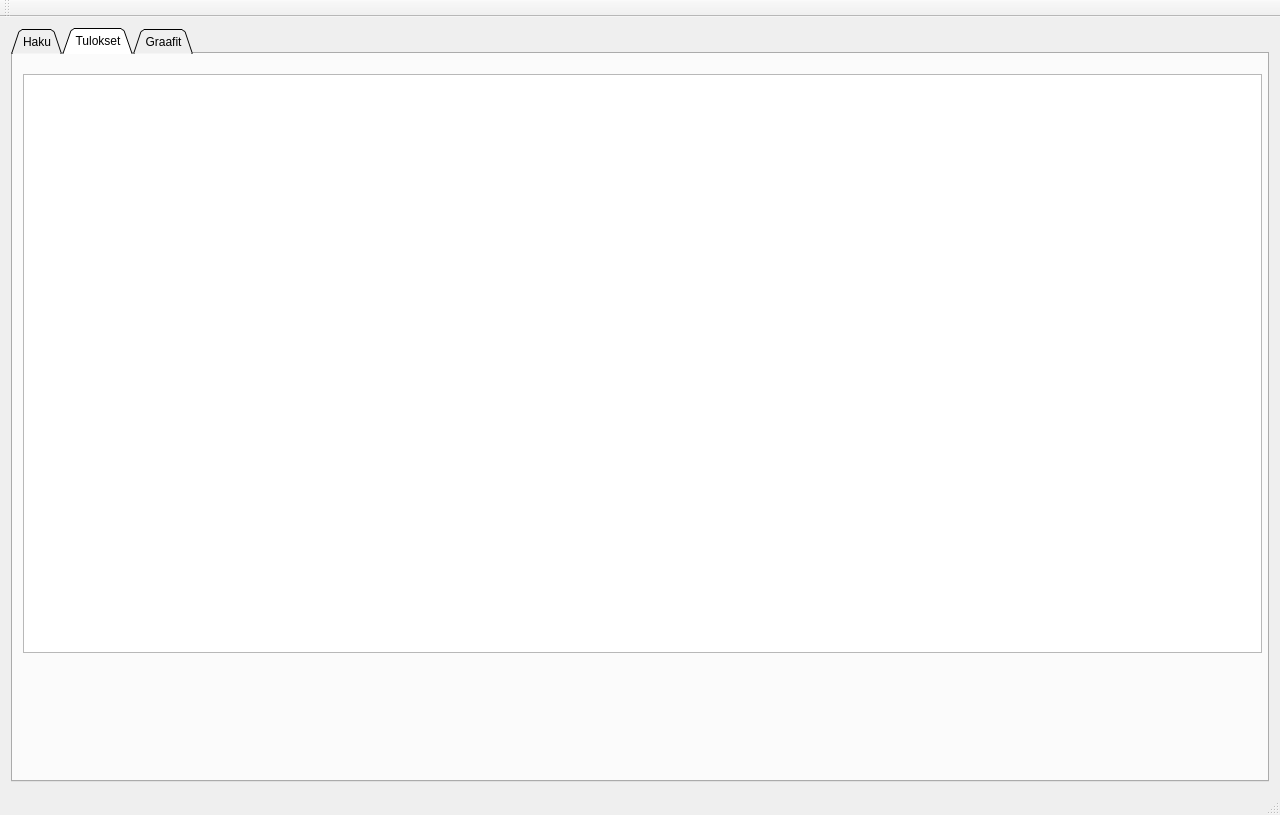
This is UI/finlandia.ui in vikidi/Finlandia-Hiihto-Visual as Qt 5 draws it before an edit. The edited form follows.
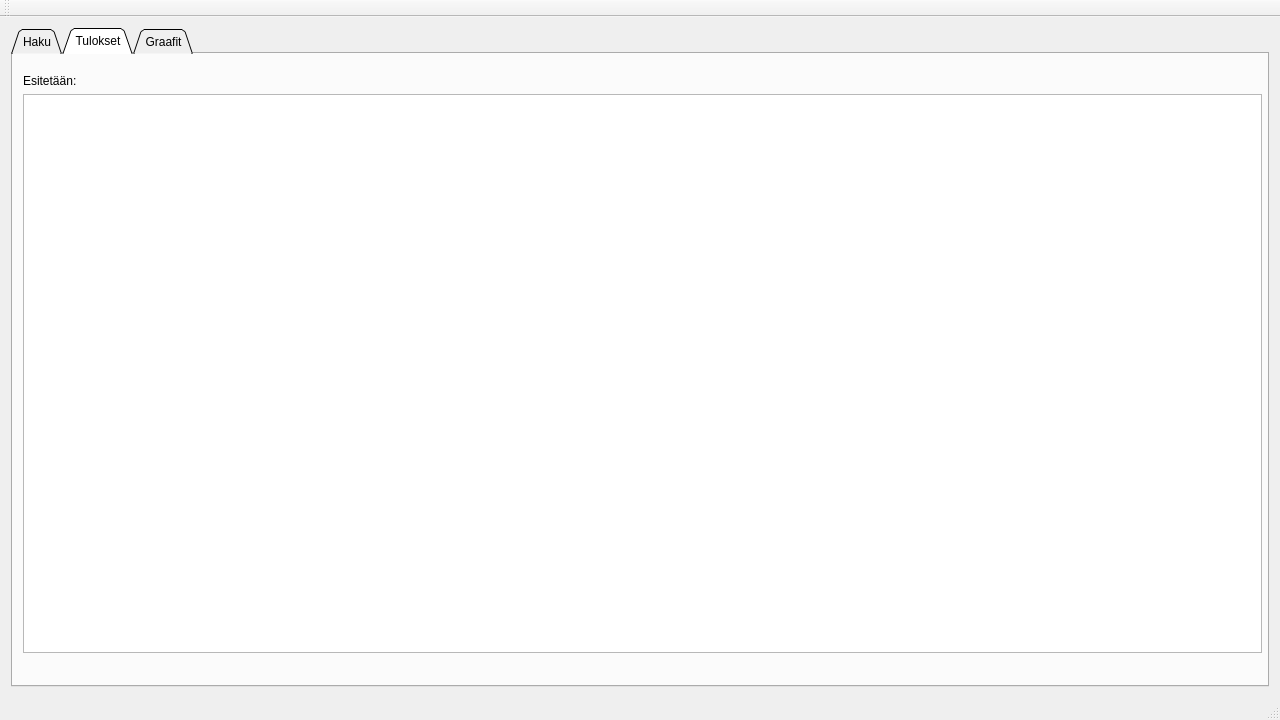
This is the edited form. The open tabs and pages were chosen to show the change. Custom widgets are drawn as their Qt base class.

Commit message: Added possibility to show only wanted values

What changed in the file:
```diff
--- a/UI/finlandia.ui
+++ b/UI/finlandia.ui
@@ -7,7 +7,7 @@
     <x>0</x>
     <y>0</y>
     <width>1280</width>
-    <height>815</height>
+    <height>720</height>
    </rect>
   </property>
   <property name="minimumSize">
@@ -19,7 +19,7 @@
   <property name="maximumSize">
    <size>
     <width>1280</width>
-    <height>1000</height>
+    <height>720</height>
    </size>
   </property>
   <property name="windowTitle">
@@ -1375,9 +1375,16 @@
          </rect>
         </property>
         <layout class="QGridLayout" name="gridLayout">
-         <item row="0" column="0">
+         <item row="1" column="0">
           <widget class="QListWidget" name="listWidgetResult"/>
          </item>
+         <item row="0" column="0">
+          <widget class="QLabel" name="ListViewesityslabel">
+           <property name="text">
+            <string>Esitetään:</string>
+           </property>
+          </widget>
+         </item>
         </layout>
        </widget>
       </widget>
```
Left out of the diff: 27 changed lines with no effect on the pictures. The commit also changes 2 other files.
